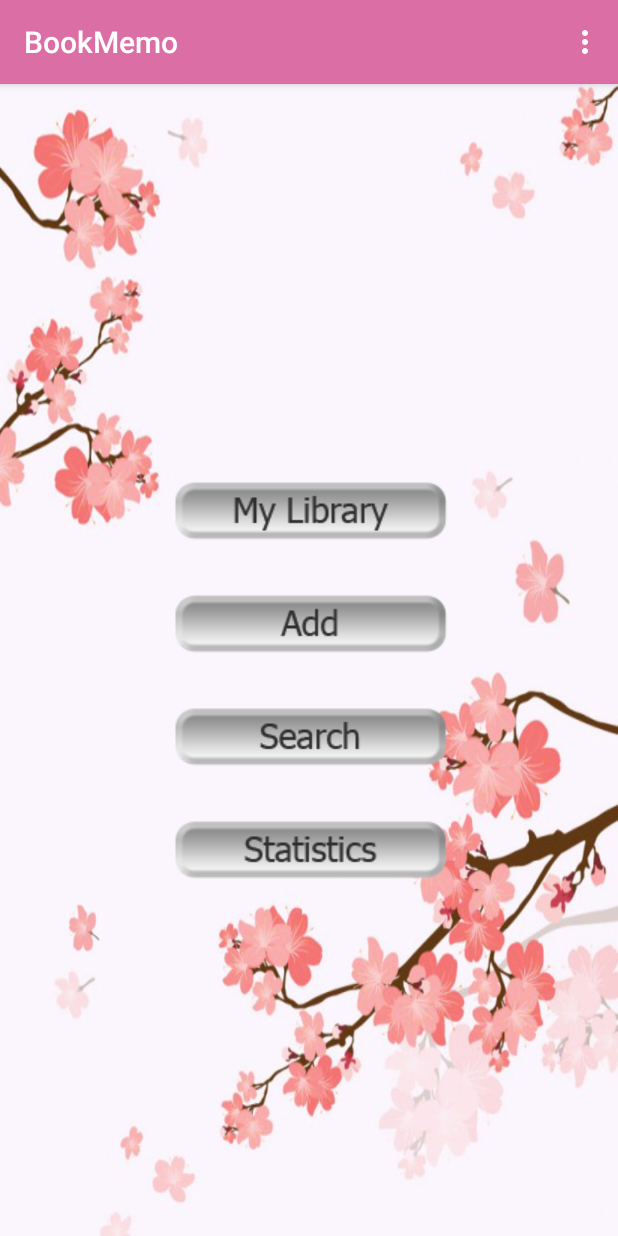
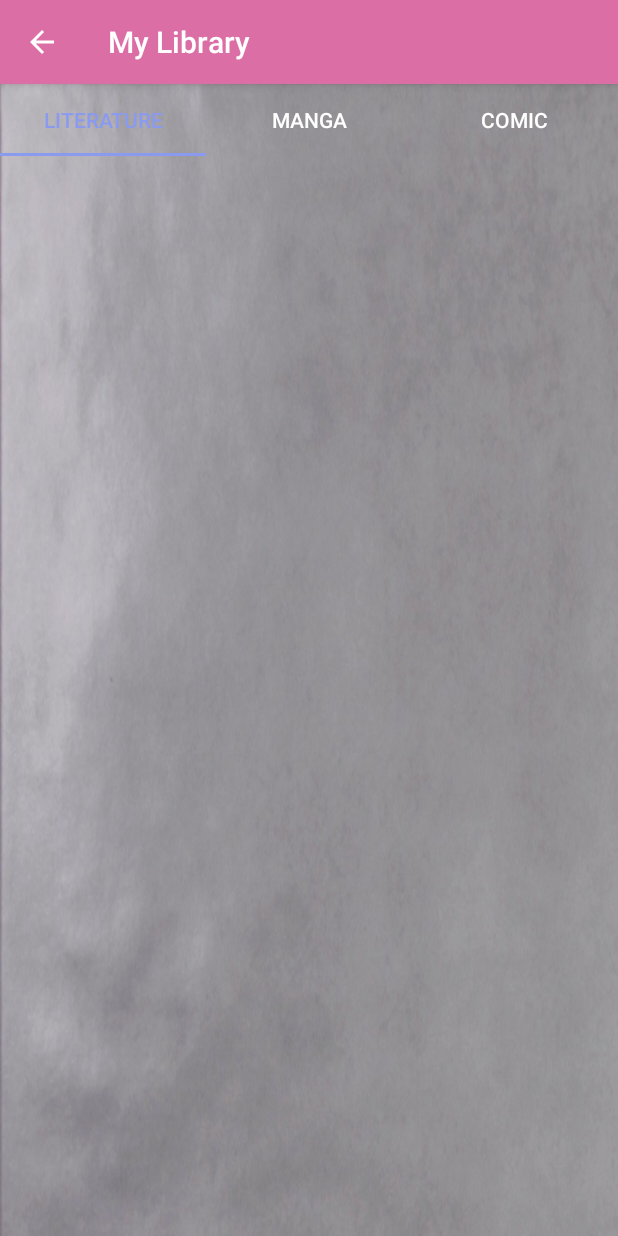
Before and after one commit to PaulineKlein/BookMemo, an Android app: the screen it shows after launch (MainActivity before the commit, SeeAllActivity after it), after a tap on "button to display your library", on a phone screen of 412 x 824 dp. Run offline under Robolectric (Android 15) with nearby library versions, the phone set to English and light mode, and no system bars; our stand-ins replace ButterKnife.

Commit message:
Create Database, seeAllActivity upgrade build.gradle

```diff
--- a/app/build.gradle
+++ b/app/build.gradle
@@ -31,6 +31,7 @@ dependencies {
     androidTestImplementation 'com.android.support.test.espresso:espresso-core:3.0.2'
     implementation 'com.squareup.picasso:picasso:2.5.2'
     implementation 'com.android.support:recyclerview-v7:27.1.1'
+    compile 'com.android.support:design:27.1.1'
     compile 'com.github.PhilJay:MPAndroidChart:v2.2.3'
     implementation 'com.jakewharton:butterknife:8.8.1'
     annotationProcessor 'com.jakewharton:butterknife-compiler:8.8.1'
--- a/app/src/main/java/com/pklein/bookmemo/MainActivity.java
+++ b/app/src/main/java/com/pklein/bookmemo/MainActivity.java
@@ -35,7 +35,7 @@ public class MainActivity extends AppCompatActivity {
 
         library_button.setOnClickListener(new View.OnClickListener() {
             public void onClick(View v) {
-                Intent i = new Intent();
+                Intent i = new Intent(getApplicationContext(),SeeAllActivity.class );
                 // par défaut on veut tout afficher :
                 i.putExtra("annee_search", 0);
                 i.putExtra("int_radio_collection", -1);
@@ -46,7 +46,7 @@ public class MainActivity extends AppCompatActivity {
                 i.putExtra("auteur_search", "");
                 i.putExtra("str_radio_type", "manga");
 
-                i.setClassName("com.klein.bookmemo", "com.klein.bookmemo.SeeAllActivity");
+               // i.setClassName("com.klein.bookmemo", "com.klein.bookmemo.SeeAllActivity");
                 i.setFlags(Intent.FLAG_ACTIVITY_NEW_TASK);
                 i.addFlags(Intent.FLAG_ACTIVITY_CLEAR_TOP);
                 getApplicationContext().startActivity(i);
--- /dev/null
+++ b/app/src/main/java/com/pklein/bookmemo/SeeAllActivity.java
@@ -0,0 +1,28 @@
+package com.pklein.bookmemo;
+
+import android.graphics.Color;
+import android.os.Bundle;
+import android.support.design.widget.TabLayout;
+import android.support.v4.content.ContextCompat;
+import android.support.v4.view.ViewPager;
+import android.support.v7.app.AppCompatActivity;
+
+public class SeeAllActivity extends AppCompatActivity {
+    public static String POSITION = "POSITION";
+    private ViewPager viewPager;
+    private TabLayout tabLayout;
+
+    @Override
+    protected void onCreate(Bundle savedInstanceState) {
+        super.onCreate(savedInstanceState);
+        setContentView(R.layout.activity_see_all);
+
+        // Get the ViewPager and set it's PagerAdapter so that it can display items
+        viewPager = findViewById(R.id.viewpager);
+        viewPager.setAdapter(new SeeAllFragmentPagerAdapter(getSupportFragmentManager(),SeeAllActivity.this));
+
+        tabLayout = findViewById(R.id.sliding_tabs);
+        tabLayout.setupWithViewPager(viewPager);
+        tabLayout.setTabTextColors(Color.WHITE, ContextCompat.getColor(this,R.color.colorAccent));
+    }
+}
--- /dev/null
+++ b/app/src/main/java/com/pklein/bookmemo/SeeAllFragmentPagerAdapter.java
@@ -0,0 +1,46 @@
+package com.pklein.bookmemo;
+
+import android.content.Context;
+import android.content.res.Resources;
+import android.support.v4.app.Fragment;
+import android.support.v4.app.FragmentManager;
+import android.support.v4.app.FragmentPagerAdapter;
+
+
+public class SeeAllFragmentPagerAdapter extends FragmentPagerAdapter {
+    final int PAGE_COUNT = 3;
+    private String tabTitles[] ;
+    private Context context;
+
+    public SeeAllFragmentPagerAdapter(FragmentManager fm, Context context) {
+        super(fm);
+        this.context = context;
+        Resources resources = context.getResources();
+        this.tabTitles = new String[] { resources.getString(R.string.TAB_literature), resources.getString(R.string.TAB_manga), resources.getString(R.string.TAB_comic) };
+    }
+
+    @Override
+    public int getCount() {
+        return PAGE_COUNT;
+    }
+
+    @Override
+    public Fragment getItem(int position) {
+        switch (position){
+            case 0:
+                return SeeAllLiterature.newInstance();
+            case 1:
+                return SeeAllLiterature.newInstance();
+            case 2:
+                return SeeAllLiterature.newInstance();
+            default:
+                return SeeAllLiterature.newInstance();
+        }
+    }
+
+    @Override
+    public CharSequence getPageTitle(int position) {
+        // Generate title based on item position :
+        return tabTitles[position];
+    }
+}
--- /dev/null
+++ b/app/src/main/java/com/pklein/bookmemo/SeeAllLiterature.java
@@ -0,0 +1,36 @@
+package com.pklein.bookmemo;
+
+import android.os.Bundle;
+import android.support.v4.app.Fragment;
+import android.util.Log;
+import android.view.LayoutInflater;
+import android.view.View;
+import android.view.ViewGroup;
+
+public class SeeAllLiterature extends Fragment {
+    private static final String TAG= SeeAllLiterature.class.getSimpleName();
+
+    public static SeeAllLiterature newInstance(/*int page*/) {
+        Bundle args = new Bundle();
+        //args.putInt(ARG_PAGE, page);
+        SeeAllLiterature fragment = new SeeAllLiterature();
+        fragment.setArguments(args);
+        return fragment;
+    }
+
+    @Override
+    public void onCreate(Bundle savedInstanceState) {
+        super.onCreate(savedInstanceState);
+    }
+
+    @Override
+    public View onCreateView(LayoutInflater inflater, ViewGroup container, Bundle savedInstanceState) {
+
+        Log.i(TAG, "Start SeeAllLiterature");
+        View view = inflater.inflate(R.layout.see_all_literature, container, false);
+
+
+        Log.i(TAG, "End MovieInformation");
+        return view;
+    }
+}
--- /dev/null
+++ b/app/src/main/res/layout/activity_see_all.xml
@@ -0,0 +1,21 @@
+<?xml version="1.0" encoding="utf-8"?>
+<LinearLayout xmlns:android="http://schemas.android.com/apk/res/android"
+    xmlns:app="http://schemas.android.com/apk/res-auto"
+    android:layout_width="match_parent"
+    android:layout_height="match_parent"
+    android:orientation="vertical"
+    android:background="@drawable/background">
+
+    <android.support.design.widget.TabLayout
+        android:id="@+id/sliding_tabs"
+        android:layout_width="match_parent"
+        android:layout_height="wrap_content"
+        app:tabMode="fixed" />
+
+    <android.support.v4.view.ViewPager
+        android:id="@+id/viewpager"
+        android:layout_width="match_parent"
+        android:layout_height="0px"
+        android:layout_weight="1" />
+
+</LinearLayout>
--- /dev/null
+++ b/app/src/main/res/layout/see_all_literature.xml
@@ -0,0 +1,6 @@
+<?xml version="1.0" encoding="utf-8"?>
+<android.support.constraint.ConstraintLayout
+    xmlns:android="http://schemas.android.com/apk/res/android" android:layout_width="match_parent"
+    android:layout_height="match_parent">
+
+</android.support.constraint.ConstraintLayout>
--- a/app/src/main/res/values/strings.xml
+++ b/app/src/main/res/values/strings.xml
@@ -1,5 +1,5 @@
 <resources>
-    <string name="app_name">BookMemo</string>
+    <string name="app_name">Book Memo</string>
 
     <!-- button description -->
     <string name="desc_library_button">button to display your library</string>
@@ -11,4 +11,10 @@
     <string name="action_import">Import</string>
     <string name="action_export">Export</string>
     <string name="action_about">About</string>
+    <string name="TAB_literature">Literature</string>
+    <string name="TAB_manga">Manga</string>
+    <string name="TAB_comic">Comic</string>
+
+    <!-- Titles -->
+    <string name="title_seeAll">My Library</string>
 </resources>
--- a/build.gradle
+++ b/build.gradle
@@ -7,7 +7,7 @@ buildscript {
         jcenter()
     }
     dependencies {
-        classpath 'com.android.tools.build:gradle:3.0.1'
+        classpath 'com.android.tools.build:gradle:3.1.1'
 
 
         // NOTE: Do not place your application dependencies here; they belong
```
Also changed, not shown: app/src/main/AndroidManifest.xml (+7 -1 lines), app/src/main/java/com/pklein/bookmemo/data/Book.java (added, +143 -0 lines), app/src/main/java/com/pklein/bookmemo/data/BookContract.java (added, +39 -0 lines), app/src/main/java/com/pklein/bookmemo/data/BookDbHelper.java (added, +48 -0 lines), app/src/main/java/com/pklein/bookmemo/data/BookProvider.java (added, +175 -0 lines), app/src/main/res/drawable/background.jpg (added), gradle/wrapper/gradle-wrapper.properties, 1 other file.
